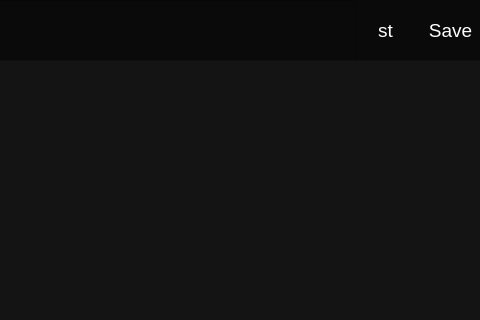
Qt form Plus_Note.ui (archeopteryx-bit/qt_yalyceum_project) before a commit; both pictures show x 315 to 795 and y 0 to 320 of the 795 by 629 pixel window.
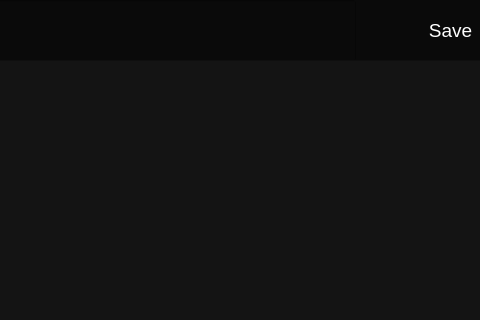
The same form after that commit. Icons and pictures are not drawn.

Diff of the .ui file:
```diff
--- a/Plus_Note.ui
+++ b/Plus_Note.ui
@@ -106,7 +106,13 @@
      <string notr="true">color: rgb(255, 255, 255);</string>
     </property>
     <property name="text">
-     <string>st</string>
+     <string/>
+    </property>
+    <property name="iconSize">
+     <size>
+      <width>45</width>
+      <height>45</height>
+     </size>
     </property>
     <property name="flat">
      <bool>true</bool>
```
Left out of the diff: 2 changed lines with no effect on the pictures.
